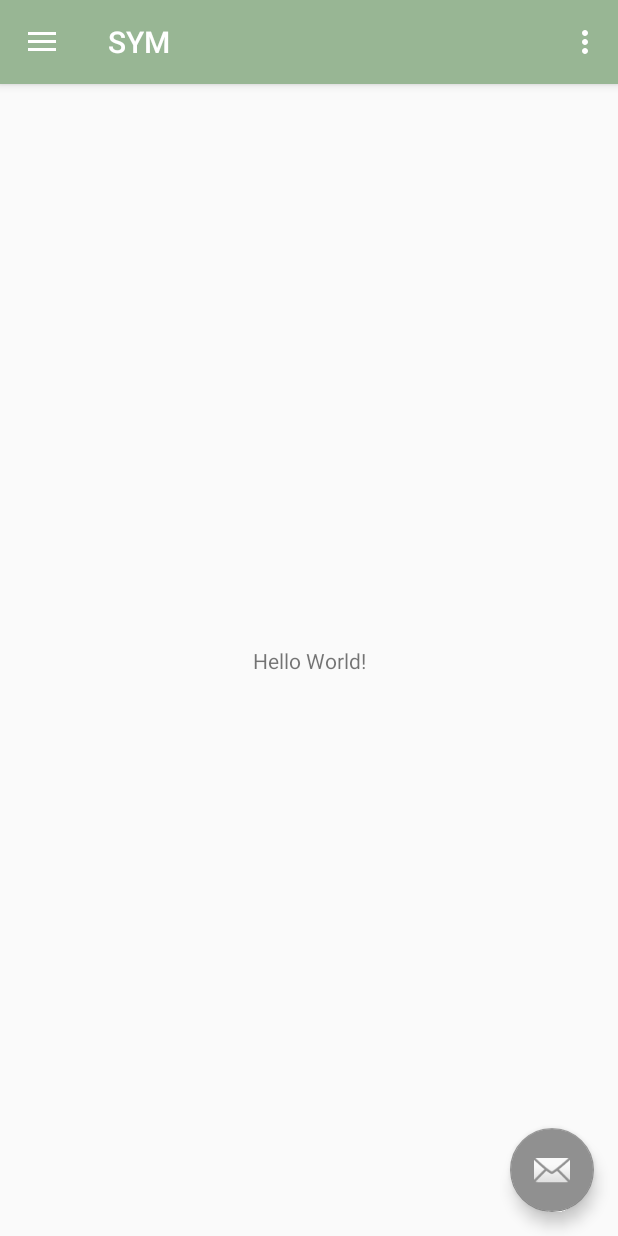
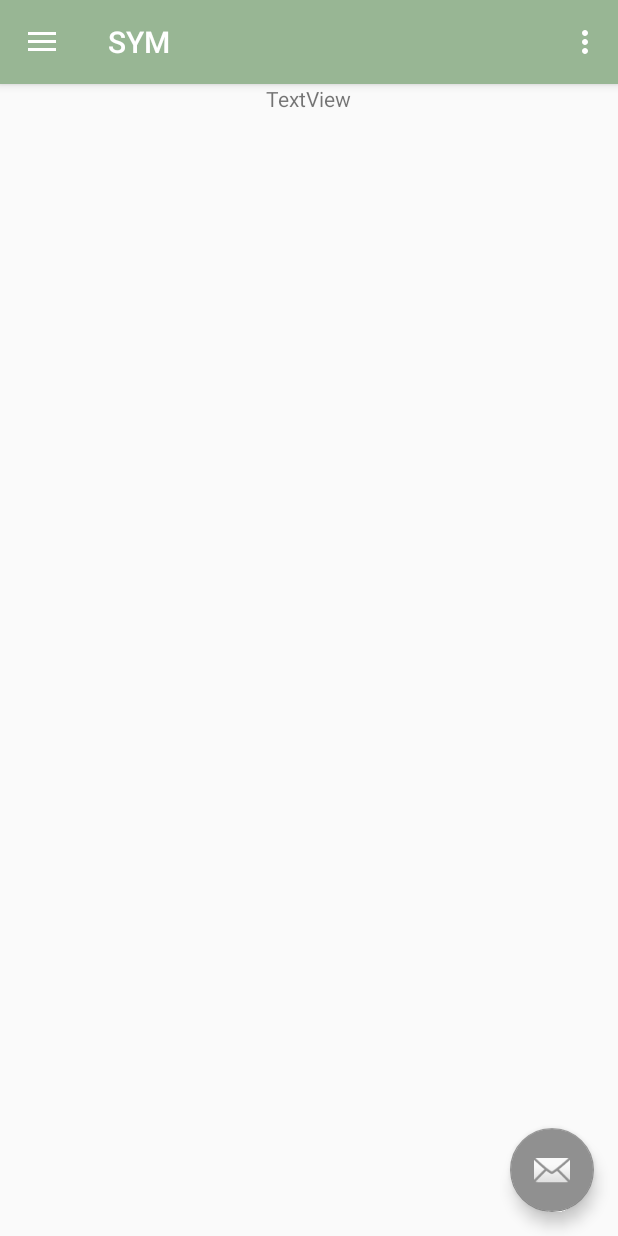
Before and after one commit to gustavochermout/SYM, an Android app: the screen it shows after launch (MainActivity), on a phone screen of 412 x 824 dp. Run offline under Robolectric (Android 15) with nearby library versions, the phone set to English and light mode, and no system bars.

Commit message:
Tela inicial

```diff
--- a/app/src/main/res/layout/content_main.xml
+++ b/app/src/main/res/layout/content_main.xml
@@ -1,20 +1,27 @@
 <?xml version="1.0" encoding="utf-8"?>
-<android.support.constraint.ConstraintLayout xmlns:android="http://schemas.android.com/apk/res/android"
+<LinearLayout xmlns:android="http://schemas.android.com/apk/res/android"
     xmlns:app="http://schemas.android.com/apk/res-auto"
     xmlns:tools="http://schemas.android.com/tools"
     android:layout_width="match_parent"
     android:layout_height="match_parent"
+    android:orientation="vertical"
     app:layout_behavior="@string/appbar_scrolling_view_behavior"
     tools:context="unifeso.mobile.sym.MainActivity"
     tools:showIn="@layout/app_bar_main">
 
-    <TextView
-        android:layout_width="wrap_content"
+    <LinearLayout
+        android:layout_width="match_parent"
         android:layout_height="wrap_content"
-        android:text="Hello World!"
-        app:layout_constraintBottom_toBottomOf="parent"
-        app:layout_constraintLeft_toLeftOf="parent"
-        app:layout_constraintRight_toRightOf="parent"
-        app:layout_constraintTop_toTopOf="parent" />
+        android:gravity="center_horizontal"
+        android:orientation="horizontal"
+        tools:layout_editor_absoluteX="38dp"
+        tools:layout_editor_absoluteY="16dp">
 
-</android.support.constraint.ConstraintLayout>
+        <TextView
+            android:id="@+id/textView3"
+            android:layout_width="wrap_content"
+            android:layout_height="wrap_content"
+            android:text="TextView" />
+    </LinearLayout>
+
+</LinearLayout>
```
Also changed, not shown: 8 other files.
